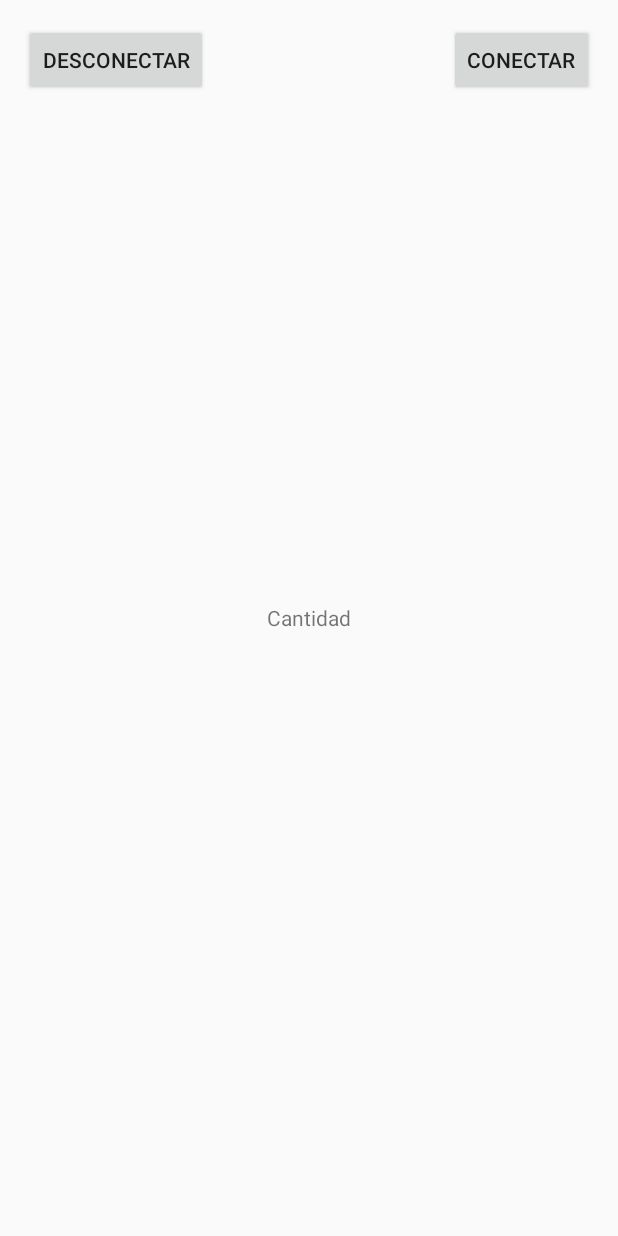
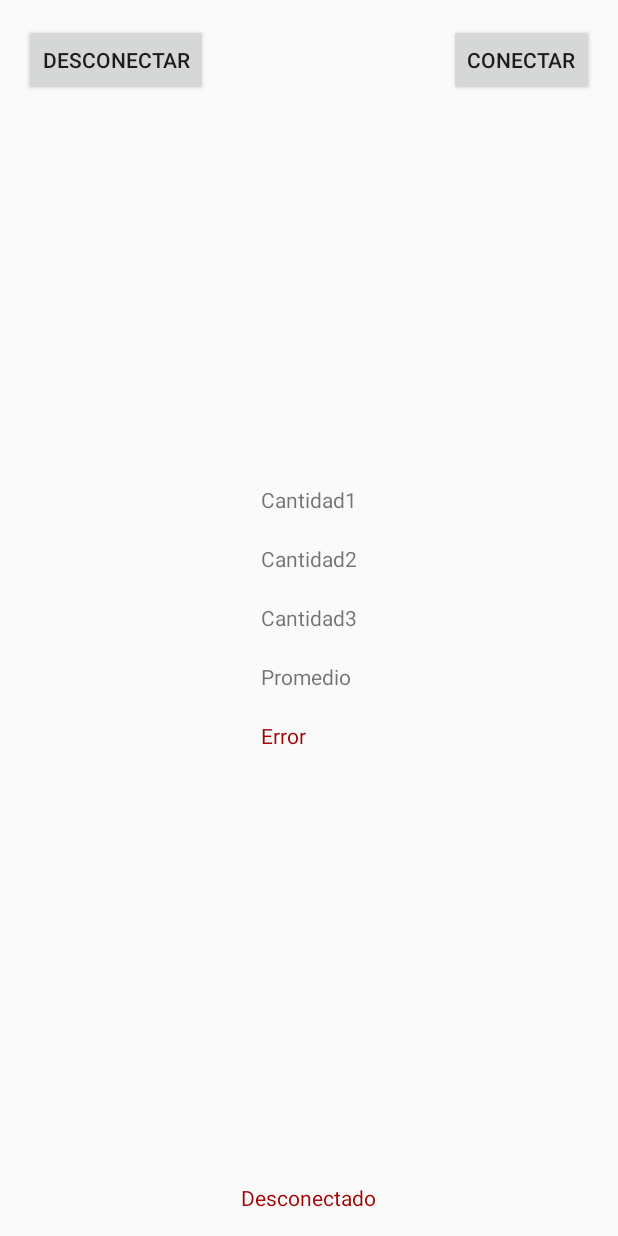
Before and after one commit to Victordgrandis/atr, an Android app: the screen it shows after launch (MainActivity), on a phone screen of 412 x 824 dp. Run offline under Robolectric (Android 15) with nearby library versions, the phone set to English and light mode, and no system bars.

Commit message:
Datos en pantalla

```diff
--- a/app/src/main/java/com/atr/arduino/lentes/MainActivity.java
+++ b/app/src/main/java/com/atr/arduino/lentes/MainActivity.java
@@ -8,29 +8,35 @@ import android.content.Intent;
 import android.os.Bundle;
 import android.os.Handler;
 import android.view.View;
+import android.widget.ArrayAdapter;
 import android.widget.Button;
+import android.widget.ListView;
 import android.widget.TextView;
 
 import java.io.IOException;
 import java.io.InputStream;
 import java.io.OutputStream;
-import java.util.Set;
+import java.util.ArrayList;
+import java.util.List;
 import java.util.UUID;
 
 public class MainActivity extends Activity {
-    TextView Cantidad;
+    // App Variables
+    TextView Conectado,Cantidad1,Cantidad2,Cantidad3,Promedio,Error;
+    Button conectarButton,desconectarButton;
+    ArrayList<String> Datos;
+    Float promedio,error;
+    // Bluetooth variables
     BluetoothAdapter btAdapter;
     BluetoothSocket btSocket;
-    BluetoothDevice device;
     OutputStream mmOutputStream;
     InputStream mmInputStream;
     Thread workerThread;
     byte[] readBuffer;
     int readBufferPosition;
-    int counter;
     volatile boolean stopWorker;
     private static final UUID uuid = UUID.fromString("00001101-0000-1000-8000-00805F9B34FB");
-    private static String address = "30:14:06:26:01:02";
+    private static final String address = "30:14:06:26:01:02";
 
 
     @Override
@@ -38,9 +44,15 @@ public class MainActivity extends Activity {
         super.onCreate(savedInstanceState);
         setContentView(R.layout.activity_main);
 
-        Cantidad = (TextView) findViewById(R.id.cantidad);
-        Button conectarButton = (Button)findViewById(R.id.conectar);
-        Button desconectarButton = (Button) findViewById(R.id.desconectar);
+        Conectado = (TextView) findViewById(R.id.conectado);
+        Cantidad1 = (TextView) findViewById(R.id.cantidad1);
+        Cantidad2 = (TextView) findViewById(R.id.cantidad2);
+        Cantidad3 = (TextView) findViewById(R.id.cantidad3);
+        Promedio = (TextView) findViewById(R.id.promedio);
+        Error = (TextView) findViewById(R.id.error);
+        conectarButton = (Button)findViewById(R.id.conectar);
+        desconectarButton = (Button) findViewById(R.id.desconectar);
+        Datos = new ArrayList<String>();
 
         conectarButton.setOnClickListener(new View.OnClickListener() {
             public void onClick(View v) {
@@ -82,7 +94,8 @@ public class MainActivity extends Activity {
         btSocket.connect();
         mmOutputStream = btSocket.getOutputStream();
         mmInputStream = btSocket.getInputStream();
-
+        Conectado.setText("Conectado");
+        Conectado.setTextColor(getResources().getColor(R.color.green));
         beginListenForData();
     }
 
@@ -110,7 +123,7 @@ public class MainActivity extends Activity {
                                     readBufferPosition = 0;
                                     handler.post(new Runnable() {
                                         public void run() {
-                                            Cantidad.setText(data);
+                                            mostrarDatos(data);
                                         }
                                     });
                                 } else {
@@ -136,5 +149,24 @@ public class MainActivity extends Activity {
         mmOutputStream.close();
         mmInputStream.close();
         btSocket.close();
+        Conectado.setText("Desconectado");
+        Conectado.setTextColor(getResources().getColor(R.color.red));
+    }
+    void mostrarDatos(String data){
+        Datos.add(data);
+        Cantidad1.setText("Distancia: "+data);
+        if(Datos.size()>3) {
+            promedio = (Float.parseFloat(Datos.get(Datos.size()-2)) + Float.parseFloat(Datos.get(Datos.size() - 3)) + Float.parseFloat(data))/3;
+            error = Float.parseFloat(data) - promedio;
+            Promedio.setText("Promedio: "+String.valueOf(promedio));
+            Error.setText("Error: "+String.valueOf(error));
+            Cantidad2.setText("Distancia: "+Datos.get(Datos.size() - 2));
+            Cantidad3.setText("Distancia: "+Datos.get(Datos.size() - 3));
+        }
+        if(Datos.size()>50){
+            for(int i = 0; i<20;i++){
+                Datos.remove(i);
+            }
+        }
     }
 }
--- a/app/src/main/res/layout/activity_main.xml
+++ b/app/src/main/res/layout/activity_main.xml
@@ -7,14 +7,6 @@
     android:paddingRight="@dimen/activity_horizontal_margin"
     android:paddingTop="@dimen/activity_vertical_margin"
     tools:context="com.example.bluetooth.MainActivity" >
-
-    <TextView
-        android:layout_width="wrap_content"
-        android:layout_height="wrap_content"
-        android:text="Cantidad"
-        android:id="@+id/cantidad"
-        android:layout_centerVertical="true"
-        android:layout_centerHorizontal="true" />
 
     <Button
         android:id="@+id/conectar"
@@ -30,4 +22,57 @@
         android:layout_height="wrap_content"
         android:text="Desconectar" />
 
+    <LinearLayout
+        android:id="@+id/LinearLayout"
+        android:layout_width="wrap_content"
+        android:layout_height="wrap_content"
+        android:layout_centerHorizontal="true"
+        android:layout_centerVertical="true"
+        android:orientation="vertical">
+
+    <TextView
+        android:layout_width="wrap_content"
+        android:layout_height="wrap_content"
+        android:text="Cantidad1"
+        android:id="@+id/cantidad1"
+        android:paddingBottom="20dp"/>
+
+    <TextView
+        android:layout_width="wrap_content"
+        android:layout_height="wrap_content"
+        android:text="Cantidad2"
+        android:id="@+id/cantidad2"
+        android:paddingBottom="20dp"/>
+
+    <TextView
+        android:layout_width="wrap_content"
+        android:layout_height="wrap_content"
+        android:text="Cantidad3"
+        android:id="@+id/cantidad3"
+        android:paddingBottom="20dp"/>
+
+    <TextView
+        android:layout_width="wrap_content"
+        android:layout_height="wrap_content"
+        android:text="Promedio"
+        android:id="@+id/promedio"
+        android:paddingBottom="20dp"/>
+
+    <TextView
+        android:layout_width="wrap_content"
+        android:layout_height="wrap_content"
+        android:text="Error"
+        android:textColor="@color/red"
+        android:id="@+id/error"/>
+
+    </LinearLayout>
+
+    <TextView
+        android:layout_width="wrap_content"
+        android:layout_height="wrap_content"
+        android:text="Desconectado"
+        android:id="@+id/conectado"
+        android:textColor="@color/red"
+        android:layout_alignParentBottom="true"
+        android:layout_centerHorizontal="true"/>
 </RelativeLayout>
--- a/app/src/main/res/values/colors.xml
+++ b/app/src/main/res/values/colors.xml
@@ -3,4 +3,6 @@
     <color name="colorPrimary">#3F51B5</color>
     <color name="colorPrimaryDark">#303F9F</color>
     <color name="colorAccent">#FF4081</color>
+    <color name="red">#9F0303</color>
+    <color name="green">#008000</color>
 </resources>
```
